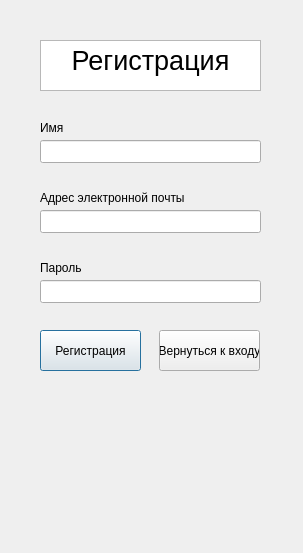
Old version of the form client/registration.ui in the repository LSD00/TIMP-project.
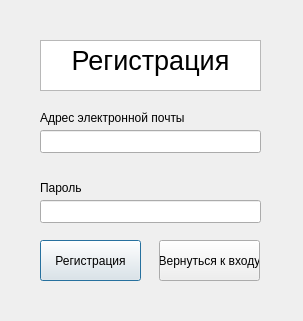
New version of the form.

What changed in the file:
```diff
--- a/client/registration.ui
+++ b/client/registration.ui
@@ -7,7 +7,7 @@
     <x>0</x>
     <y>0</y>
     <width>303</width>
-    <height>553</height>
+    <height>321</height>
    </rect>
   </property>
   <property name="windowTitle">
@@ -37,7 +37,7 @@
    <property name="geometry">
     <rect>
      <x>40</x>
-     <y>190</y>
+     <y>110</y>
      <width>151</width>
      <height>16</height>
     </rect>
@@ -46,21 +46,11 @@
     <string>Адрес электронной почты</string>
    </property>
   </widget>
-  <widget class="QLineEdit" name="lineEdit">
-   <property name="geometry">
-    <rect>
-     <x>40</x>
-     <y>140</y>
-     <width>221</width>
-     <height>23</height>
-    </rect>
-   </property>
-  </widget>
   <widget class="QLabel" name="label_2">
    <property name="geometry">
     <rect>
      <x>40</x>
-     <y>260</y>
+     <y>180</y>
      <width>52</width>
      <height>15</height>
     </rect>
@@ -73,7 +63,7 @@
    <property name="geometry">
     <rect>
      <x>40</x>
-     <y>210</y>
+     <y>130</y>
      <width>221</width>
      <height>23</height>
     </rect>
@@ -83,30 +73,17 @@
    <property name="geometry">
     <rect>
      <x>40</x>
-     <y>280</y>
+     <y>200</y>
      <width>221</width>
      <height>23</height>
     </rect>
    </property>
   </widget>
-  <widget class="QLabel" name="label_3">
-   <property name="geometry">
-    <rect>
-     <x>40</x>
-     <y>120</y>
-     <width>52</width>
-     <height>15</height>
-    </rect>
-   </property>
-   <property name="text">
-    <string>Имя</string>
-   </property>
-  </widget>
   <widget class="QPushButton" name="pushButton">
    <property name="geometry">
     <rect>
      <x>40</x>
-     <y>330</y>
+     <y>240</y>
      <width>101</width>
      <height>41</height>
     </rect>
@@ -119,7 +96,7 @@
    <property name="geometry">
     <rect>
      <x>159</x>
-     <y>330</y>
+     <y>240</y>
      <width>101</width>
      <height>41</height>
     </rect>
```
